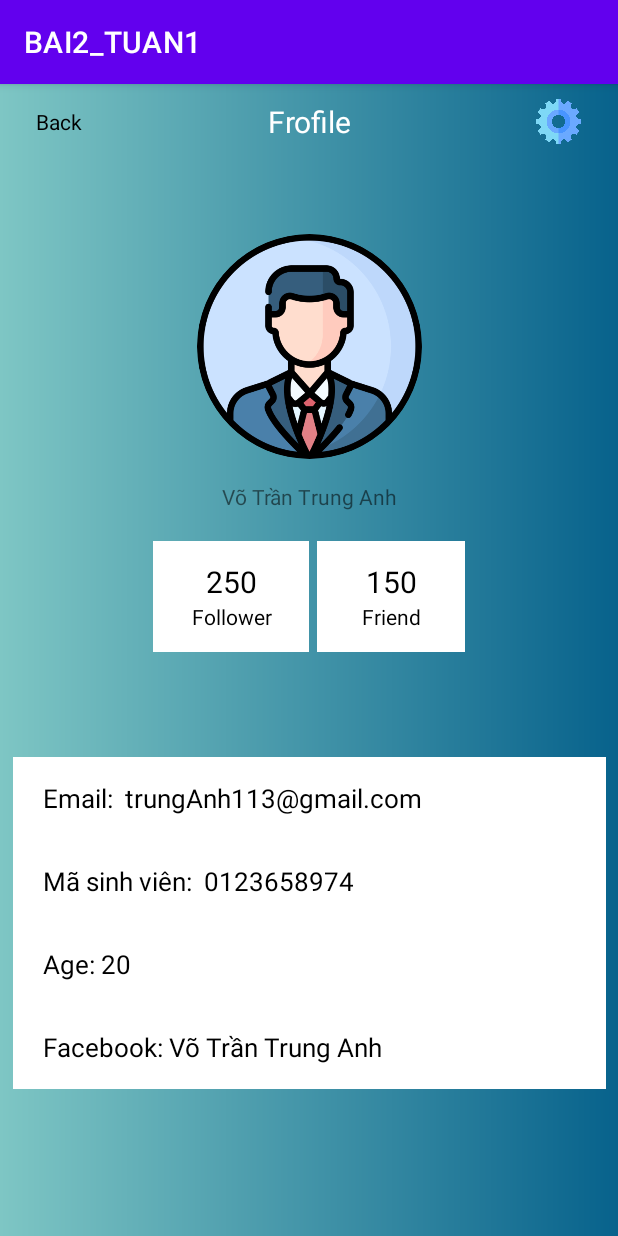
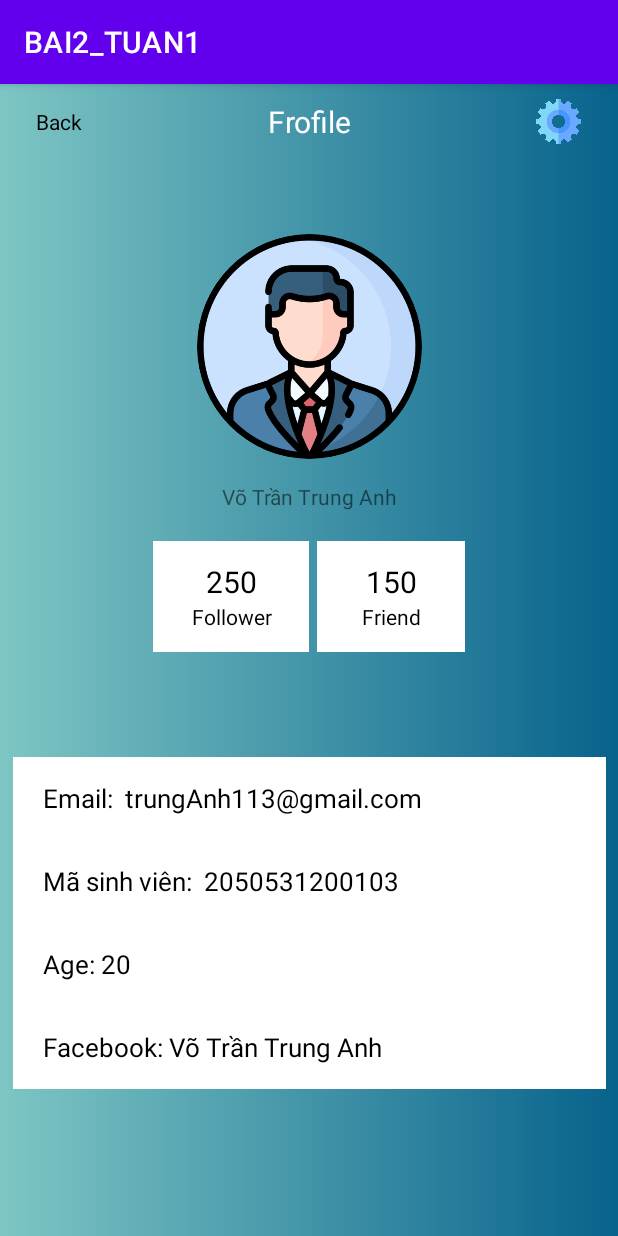
Before and after one commit to Limerence05032002/LTD-_T4, an Android app: the Profile screen opened directly, with no data from a screen before it, on a phone screen of 412 x 824 dp. Run offline under Robolectric (Android 15) with nearby library versions, the phone set to English and light mode, and no system bars; our stand-ins replace CircleImageView.

Commit message:
Sửa lần cuối

```diff
--- a/BAI2_TUAN1/app/src/main/res/layout/activity_profile.xml
+++ b/BAI2_TUAN1/app/src/main/res/layout/activity_profile.xml
@@ -158,7 +158,7 @@
             android:layout_marginLeft="20dp"
             android:layout_weight="1"
             android:gravity="left|center"
-            android:text="Mã sinh viên:  0123658974"
+            android:text="Mã sinh viên:  2050531200103"
             android:textColor="@color/black"
             android:textSize="17dp" />
 
```
